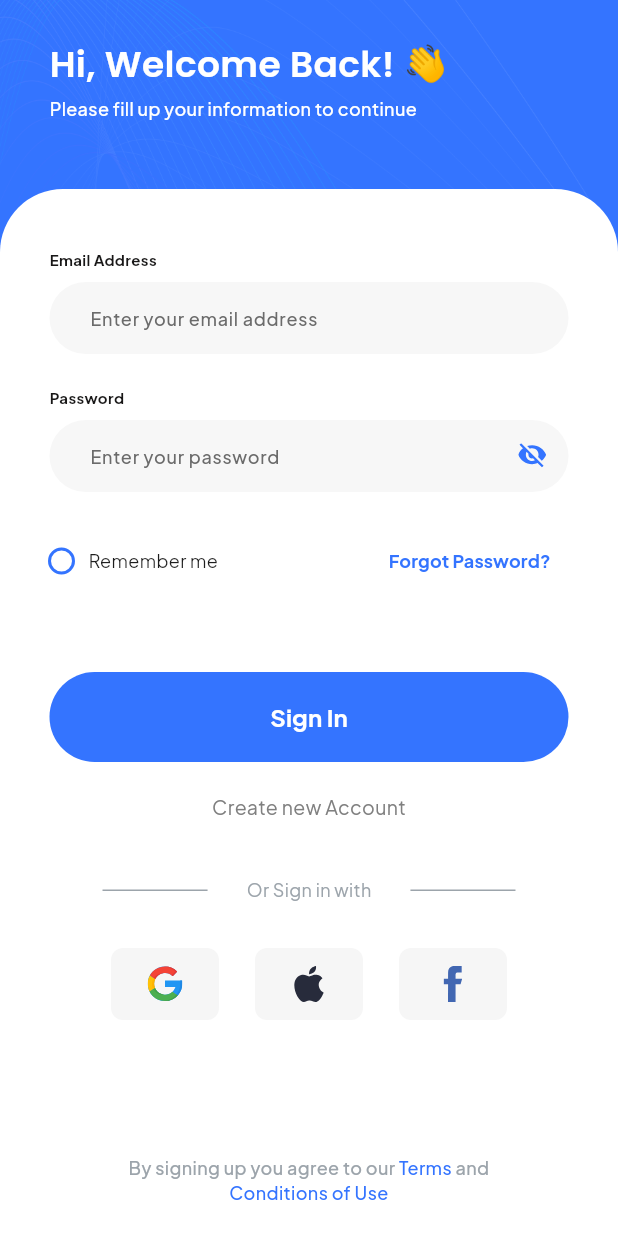
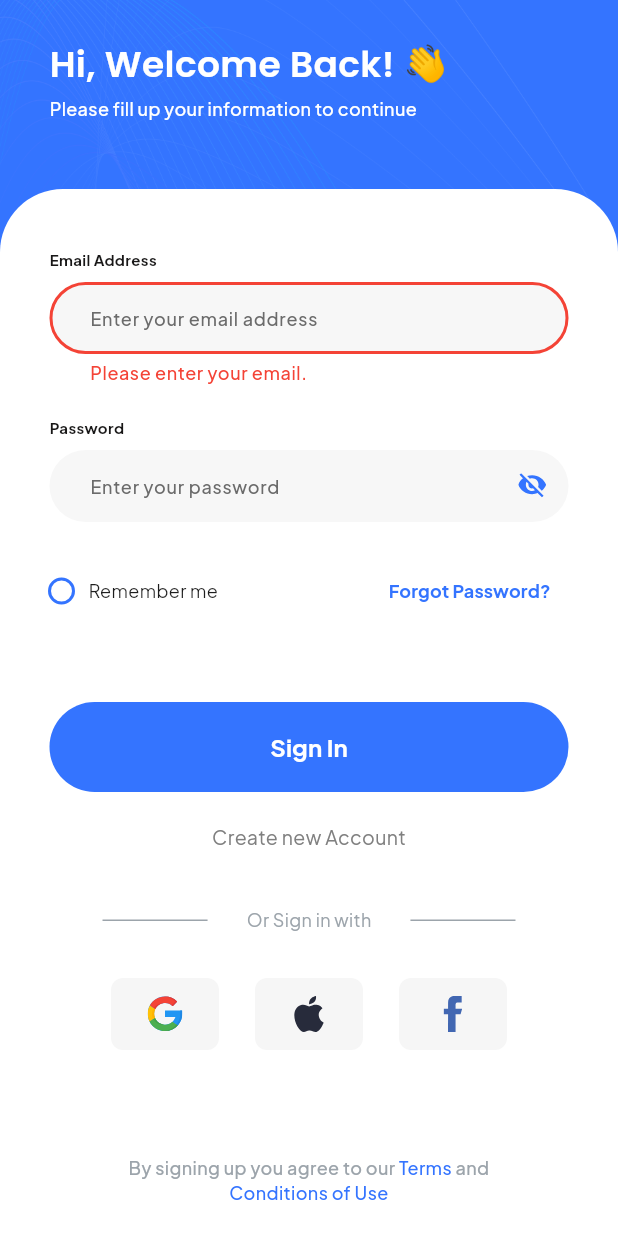
Before and after one commit to Techdotpvtltd/CarRenterApp, a Flutter app: the screen it shows after launch, after a tap on "Let's go", after a tap on "Sign In", on a phone screen of 412 x 824 dp. Run offline on Flutter 3.47's test engine with Material 3 defaults, Android fonts, the phone set to English and light mode, and no system bars; our stand-ins replace cloud_firestore, dotted_border, firebase_auth, firebase_core, flutter_bloc, flutter_svg and 4 more; accounts and stored records are empty.

Commit message:
Sign in completed

```diff
--- a/lib/blocs/auth/auth_bloc.dart
+++ b/lib/blocs/auth/auth_bloc.dart
@@ -2,7 +2,7 @@ import 'package:beasy/blocs/auth/auth_event.dart';
 import 'package:beasy/blocs/auth/auth_state.dart';
 import 'package:beasy/repositories/exceptions/beasy_exceptions.dart';
 import 'package:beasy/repositories/exceptions/data_exceptions.dart';
-import 'package:beasy/repositories/repos/aut_repo.dart';
+import 'package:beasy/repositories/repos/auth_repo.dart';
 import 'package:flutter/material.dart';
 import 'package:flutter_bloc/flutter_bloc.dart';
 
@@ -13,8 +13,43 @@ class AuthBloc extends Bloc<AuthEvent, AuthState> {
       emit(AuthStateStartup(isLoading: false));
     });
 
-    // Show Login Screen Event  ========================================
+    //  Login Screen Event  ========================================
     on<AuthEventLoadedLogin>((event, emit) => emit(AuthStateLoadedLogin()));
+
+    // On Logout Request  ============================================
+    on<AuthEventPerformLogout>(
+      (event, emit) async {
+        await AuthRepo().performLogout();
+        emit(AuthStateInitialize());
+      },
+    );
+    // Splash Process completed  ============================================
+    on<AuthEventSplashActionDone>(
+        (event, emit) => emit(AuthStateSplashActionDone()));
+
+    on<AuthEventPerformLogin>((event, emit) async {
+      emit(AuthStateLoging(
+        isLoading: true,
+        loadingText: "Login...",
+      ));
+
+      try {
+        await AuthRepo()
+            .loginUser(withEmail: event.email, withPassword: event.password);
+        emit(AuthStateLoggedIn(isLoading: false));
+      } on BeasyException catch (e) {
+        emit(AuthStateLoging(
+          isLoading: false,
+          exception: e,
+        ));
+      } on Exception catch (e) {
+        emit(AuthStateLoging(
+          isLoading: false,
+          exception: DataExceptionUnknown(message: e.toString()),
+        ));
+      }
+    });
+
     // Show GetStarted Screen Event  ========================================
     on<AuthEventLoadedGetStarted>(
         (event, emit) => emit(AuthStateLoadedGetStarted()));
--- a/lib/blocs/auth/auth_event.dart
+++ b/lib/blocs/auth/auth_event.dart
@@ -3,10 +3,23 @@ abstract class AuthEvent {}
 // AuthEventUninitialize  ========================================
 class AuthEventUninitialize extends AuthEvent {}
 
+class AuthEventSplashActionDone extends AuthEvent {}
+
+// AuthEventNeedsToSetProfile
+class AuthEventNeedsToSetProfile extends AuthEvent {}
+
 // AuthEventInitialize  ========================================
 class AuthEventInitialize extends AuthEvent {}
 
 /// Loading LoginScreen
+class AuthEventPerformLogin extends AuthEvent {
+  final String email;
+  final String password;
+
+  AuthEventPerformLogin({required this.email, required this.password});
+}
+
+/// Loaded Login Screen
 class AuthEventLoadedLogin extends AuthEvent {}
 
 /// Loading GetStarted Screen
@@ -55,3 +68,6 @@ class AuthEventNeedsSetNotification extends AuthEvent {}
 class AuthEventNeedsToAllowLocationAccess extends AuthEvent {}
 
 class AuthEventSetLocationAccess extends AuthEvent {}
+
+/// Logout User Event
+class AuthEventPerformLogout extends AuthEvent {}
--- a/lib/blocs/auth/auth_state.dart
+++ b/lib/blocs/auth/auth_state.dart
@@ -31,6 +31,14 @@ class AuthStateRegisterring extends AuthState {
 // AuthStateLoggedIn  ========================================
 class AuthStateLoggedIn extends AuthState {
   AuthStateLoggedIn({super.isLoading});
+}
+
+/// AuthStateSplashActionDone
+class AuthStateSplashActionDone extends AuthState {}
+
+class AuthStateLoging extends AuthState {
+  final BeasyException? exception;
+  AuthStateLoging({super.isLoading, this.exception, super.loadingText});
 }
 
 // Loading Login Screen State  ========================================
--- a/lib/main.dart
+++ b/lib/main.dart
@@ -3,6 +3,7 @@ import 'package:beasy/blocs/auth/auth_state.dart';
 import 'package:beasy/blocs/rental/rental_product_bloc.dart';
 import 'package:beasy/blocs/service_provider/sp_bloc.dart';
 import 'package:beasy/utilities/constants/style_guide.dart';
+import 'package:beasy/views/menu/drawer_screen.dart';
 import 'package:beasy/views/onboarding/enable_notification_screen.dart';
 import 'package:beasy/views/onboarding/enabled_location_access_screen.dart';
 import 'package:beasy/views/onboarding/get_started_screen.dart';
@@ -84,6 +85,10 @@ class _BeasyPage extends StatelessWidget {
           return const LoginScreen();
         }
 
+        if (state is AuthStateLoggedIn) {
+          return const HomeDrawer();
+        }
+
         if (state is AuthStateLoadedSignup) {
           return const SignUpScreen();
         }
@@ -103,6 +108,10 @@ class _BeasyPage extends StatelessWidget {
           return const LoginScreen();
         }
 
+        if (state is AuthStateSplashActionDone) {
+          return const HomeDrawer();
+        }
+
         return const SplashScreen();
       },
       buildWhen: (previous, current) {
@@ -113,7 +122,10 @@ class _BeasyPage extends StatelessWidget {
             current is AuthStateLoadedSignup ||
             current is AuthStateNeedsToSetUserType ||
             current is AuthStateNeedsToEnableNotification ||
-            current is AuthStateNeedToAllowLocation;
+            current is AuthStateNeedToAllowLocation ||
+            current is AuthStateLoggedIn ||
+            current is AuthStateSplashActionDone ||
+            current is AuthStateInitialize;
       },
     );
   }
--- a/lib/repositories/repos/aut_repo.dart
+++ b/lib/repositories/repos/auth_repo.dart
@@ -7,9 +7,28 @@ import 'package:beasy/utilities/constants/constants.dart';
 import 'package:beasy/web_services/firebase_auth_serivces.dart';
 import 'package:beasy/web_services/firestore_services.dart';
 import 'package:firebase_auth/firebase_auth.dart';
+import 'package:flutter/material.dart';
 
 class AuthRepo {
   AuthRepo();
+
+  //  LoginUser ====================================
+  Future<void> loginUser(
+      {required String withEmail, required String withPassword}) async {
+    try {
+      // Make Validation
+      await DataValidation.loginUser(email: withEmail, password: withPassword);
+      final _ = await FirebaseAuthService()
+          .login(withEmail: withEmail, withPassword: withPassword);
+      await fetchUser();
+    } on FirebaseAuthException catch (e) {
+      debugPrint(e.toString());
+      throw throwAuthException(errorCode: e.code, message: e.message);
+    } on FirebaseException catch (e) {
+      debugPrint(e.toString());
+      throw throwDataException(errorCode: e.code, message: e.message);
+    }
+  }
 
   //  RegisteredAUser ====================================
   Future<void> registeredUser(
@@ -60,7 +79,7 @@ class AuthRepo {
       final userModel = AppManager().user;
       final UserType userType =
           UserType.values.firstWhere((element) => element.index == index);
-      final UserModel updatedUser = userModel.copyWith(userType: userType);
+      final UserModel updatedUser = userModel!.copyWith(userType: userType);
       final _ = await FirestoreService().updateWithDocId(
           path: FIREBASE_COLLECTION_USER,
           docId: userModel.uid,
@@ -70,4 +89,30 @@ class AuthRepo {
       throw throwDataException(errorCode: e.code);
     }
   }
+
+  /// Fetch user
+
+  Future<void> fetchUser() async {
+    try {
+      final String userId = FirebaseAuth.instance.currentUser?.uid ?? "";
+      final data = await FirestoreService().fetchSingleRecord(
+              path: FIREBASE_COLLECTION_USER, docId: userId) ??
+          <String, dynamic>{};
+      final UserModel userModel = UserModel.fromMap(data);
+      AppManager().setUser = userModel;
+    } on FirebaseException catch (e) {
+      throw throwDataException(errorCode: e.code, message: e.message);
+    }
+  }
+
+  /// Return Login user object
+  User? currentUser() {
+    return FirebaseAuth.instance.currentUser;
+  }
+
+  /// Perform Logout
+  Future<void> performLogout() async {
+    await FirebaseAuthService().logoutUser();
+    AppManager().clearData();
+  }
 }
--- a/lib/repositories/validations/data_validations.dart
+++ b/lib/repositories/validations/data_validations.dart
@@ -2,6 +2,20 @@ import 'package:beasy/repositories/exceptions/auth_exceptions.dart';
 import 'package:beasy/utilities/utils.dart';
 
 class DataValidation {
+  static Future<void> loginUser({String? email, String? password}) async {
+    if (email == null || email == "") {
+      throw AuthExceptionEmailRequired();
+    }
+
+    if (!Util.isValidEmail(email: email)) {
+      throw AuthExceptionInvalidEmail();
+    }
+
+    if (password == null || password == "") {
+      throw AuthExceptionPasswordRequired();
+    }
+  }
+
   static Future<void> createUser(
       {String? firstName,
       String? lastName,
@@ -29,7 +43,7 @@ class DataValidation {
       throw AuthExceptionPasswordRequired();
     }
 
-    if (password.length <= 6) {
+    if (password.length < 6) {
       throw AuthExceptionWeekPassword();
     }
 
--- a/lib/utilities/widgets/notification_card.dart
+++ b/lib/utilities/widgets/notification_card.dart
@@ -12,7 +12,8 @@ class NotificationCard extends StatelessWidget {
 
   @override
   Widget build(BuildContext context) {
-    final bool isRentalUser = AppManager().user.userType == UserType.rentalUser;
+    final bool isRentalUser =
+        AppManager().user?.userType == UserType.rentalUser;
     return Container(
       decoration: BoxDecoration(
           color: const Color(0xffF3F4F9),
--- a/lib/views/onboarding/login_screen.dart
+++ b/lib/views/onboarding/login_screen.dart
@@ -8,6 +8,8 @@ import 'package:beasy/utilities/constants/style_guide.dart';
 import 'package:beasy/utilities/navigation_service.dart';
 import 'package:beasy/utilities/widgets/background_widget.dart';
 import 'package:beasy/utilities/widgets/custom_title_textfiled.dart';
+import 'package:beasy/utilities/widgets/dialogs/dialogs.dart';
+import 'package:beasy/utilities/widgets/dialogs/loaders.dart';
 import 'package:beasy/utilities/widgets/onboarding_text_widget.dart';
 import 'package:beasy/utilities/widgets/rounded_button.dart';
 import 'package:beasy/utilities/widgets/social_icon_button.dart';
@@ -28,6 +30,15 @@ class LoginScreen extends StatefulWidget {
 class _LoginScreenState extends State<LoginScreen> {
   bool _isObscureText = true;
   bool _isRememberMeChecked = false;
+  String? _errorMessage;
+  int? _errorCode;
+  final TextEditingController _emailController = TextEditingController();
+  final TextEditingController _passwordController = TextEditingController();
+
+  void _loginUser() {
+    context.read<AuthBloc>().add(AuthEventPerformLogin(
+        email: _emailController.text, password: _passwordController.text));
+  }
 
   @override
   void initState() {
@@ -37,7 +48,24 @@ class _LoginScreenState extends State<LoginScreen> {
   @override
   Widget build(BuildContext context) {
     return BlocListener<AuthBloc, AuthState>(
-      listener: (context, state) {},
+      listener: (context, state) {
+        state.isLoading
+            ? Loader().show(withText: state.loadingText)
+            : Loader().hide();
+
+        if (state is AuthStateLoging) {
+          if (state.exception != null) {
+            if (state.exception?.errorCode != null) {
+              setState(() {
+                _errorCode = state.exception?.errorCode;
+                _errorMessage = state.exception?.message;
+              });
+            } else {
+              CustomDilaogs().errorBox(message: state.exception?.message);
+            }
+          }
+        }
+      },
       child: BackgroundWidget(
         topWidget: const Padding(
           padding: EdgeInsets.fromLTRB(33, 25, 33, 45),
@@ -57,17 +85,25 @@ class _LoginScreenState extends State<LoginScreen> {
                 child: Column(
                   crossAxisAlignment: CrossAxisAlignment.center,
                   children: [
-                    const CustomTitleTextField(
+                    CustomTitleTextField(
+                      controller: _emailController,
                       hintText: AppStrings.enterYourEmail,
                       fieldText: AppStrings.emailAddress,
+                      errorCode: _errorCode,
+                      errorText: _errorMessage,
+                      filedId: 1,
                       keyboardType: TextInputType.emailAddress,
                     ),
                     gapH22,
                     CustomTitleTextField(
+                      controller: _passwordController,
                       fieldText: AppStrings.password,
                       hintText: AppStrings.enterYourPassword,
                       keyboardType: TextInputType.visiblePassword,
                       obscureText: _isObscureText,
+                      errorCode: _errorCode,
+                      errorText: _errorMessage,
+                      filedId: 2,
                       suffixWidget: IconButton(
                         onPressed: () {
                           setState(() {
@@ -132,9 +168,7 @@ class _LoginScreenState extends State<LoginScreen> {
                     RoundedButton(
                       title: AppStrings.siginIn,
                       onPressed: () {
-                        context
-                            .read<AuthBloc>()
-                            .add(AuthEventNeedsToSetUserType());
+                        _loginUser();
                       },
                     ),
                     gapH20,
--- a/lib/views/onboarding/splash_screen.dart
+++ b/lib/views/onboarding/splash_screen.dart
@@ -1,5 +1,7 @@
+import 'package:beasy/app_manager/app_manager.dart';
 import 'package:beasy/blocs/auth/auth_bloc.dart';
 import 'package:beasy/blocs/auth/auth_event.dart';
+import 'package:beasy/repositories/repos/auth_repo.dart';
 import 'package:beasy/utilities/constants/asstes.dart';
 import 'package:flutter/material.dart';
 import 'package:flutter_bloc/flutter_bloc.dart';
@@ -13,7 +15,24 @@ class SplashScreen extends StatefulWidget {
 }
 
 class _SplashScreenState extends State<SplashScreen> {
-  void _navigateToNextScreen(AuthBloc bloc) {
+  void _navigateToNextScreen(AuthBloc bloc) async {
+    final currentUser = AuthRepo().currentUser();
+    if (currentUser != null) {
+      await AuthRepo().fetchUser();
+      if (AppManager().user == null) {
+        bloc.add(AuthEventNeedsToSetProfile());
+        return;
+      }
+
+      if (AppManager().user?.userType == null) {
+        bloc.add(AuthEventNeedsToSetUserType());
+        return;
+      }
+      bloc.add(AuthEventSplashActionDone());
+
+      return;
+    }
+
     bloc.add(AuthEventLoadedGetStarted());
   }
 
@@ -21,7 +40,7 @@ class _SplashScreenState extends State<SplashScreen> {
   void initState() {
     super.initState();
 
-    Future.delayed(const Duration(seconds: 2), () {
+    Future.delayed(const Duration(seconds: 1), () {
       _navigateToNextScreen(context.read<AuthBloc>());
     });
   }
```
Also changed, not shown: lib/app_manager/app_manager.dart (+5 -4 lines), lib/repositories/exceptions/auth_exceptions.dart (+48 -2 lines), lib/views/menu/drawer_screen.dart (+3 -4 lines), 1 other file.
